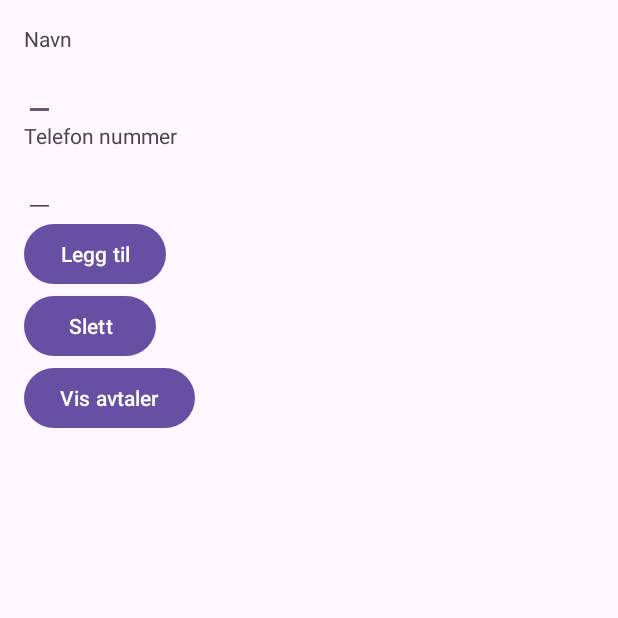
After one commit to s336154/s336154_mappe2_mobile, an Android app: the ContactsActivity screen opened directly, with no data from a screen before it, on a phone screen of 412 x 824 dp, the top half of it. The commit adds this screen. Run offline under Robolectric (Android 15) with nearby library versions, the phone set to English and light mode, and no system bars.

Commit message:
Database in progress. New actvity added¨for editing and adding contacts

```diff
--- a/app/src/main/AndroidManifest.xml
+++ b/app/src/main/AndroidManifest.xml
@@ -21,6 +21,7 @@
                 <category android:name="android.intent.category.LAUNCHER" />
             </intent-filter>
         </activity>
+        <activity android:name=".ContactsActivity"/>
     </application>
 
 
--- /dev/null
+++ b/app/src/main/java/com/example/s336154_mappe2/ContactsActivity.java
@@ -0,0 +1,79 @@
+package com.example.s336154_mappe2;
+
+import androidx.appcompat.app.AppCompatActivity;
+
+import android.content.Intent;
+import android.os.Bundle;
+import android.view.View;
+import android.widget.ArrayAdapter;
+import android.widget.Button;
+import android.widget.EditText;
+import android.widget.ListView;
+
+import java.util.List;
+
+public class ContactsActivity extends AppCompatActivity {
+    private TaskDataSource dataSource;
+    private ArrayAdapter<Task> taskArrayAdapter;
+    private EditText taskEditName;
+    private EditText taskEditNr;
+    private List<Task> tasks;
+
+
+    @Override
+    protected void onCreate(Bundle savedInstanceState) { super.onCreate(savedInstanceState);
+        setContentView(R.layout.contacts_form);
+        dataSource = new TaskDataSource(this);
+        dataSource.open();
+        taskEditName = findViewById(R.id.editName);
+        taskEditNr = findViewById(R.id.editNr);
+
+
+        Button addButton = findViewById(R.id.addButton);
+        addButton.setOnClickListener(new View.OnClickListener() {
+            @Override
+            public void onClick(View v) {
+                String taskName = taskEditName.getText().toString();
+                String taskNr = taskEditNr.getText().toString();
+                if (!taskNr.isEmpty() && !taskNr.isEmpty()) {
+                    Task task = dataSource.addTask(taskName, taskNr);
+                    taskArrayAdapter.add(task);
+                    taskEditName.setText("");
+                    taskEditNr.setText("");
+                } }
+        });
+
+
+        Button deleteButton = findViewById(R.id.deleteButton);
+        deleteButton.setOnClickListener(new View.OnClickListener() {
+
+            @Override
+            public void onClick(View v) {
+                long taskId=0;
+                taskId = Long.parseLong(taskEditName.getText().toString());
+                if (taskId > 0) { dataSource.deleteTask(taskId);
+                    tasks = dataSource.findAllTasks();
+                    taskArrayAdapter = new ArrayAdapter<>(getBaseContext(),
+                            android.R.layout.simple_list_item_1, tasks);
+                    taskEditName.setText("");
+                    taskEditNr.setText("");
+
+                } } });
+
+
+        Button todoListButt =findViewById(R.id.todoListButt);
+        Intent i=new Intent(this, MainActivity.class);
+        todoListButt.setOnClickListener(new View.OnClickListener() {
+            @Override public void onClick(View view) {
+                startActivity(i);
+            } });
+
+    }
+
+    @Override
+    protected void onResume() {
+        dataSource.open(); super.onResume(); }
+    @Override
+    protected void onPause() {
+        dataSource.close(); super.onPause(); }
+}
--- /dev/null
+++ b/app/src/main/res/layout/contacts_form.xml
@@ -0,0 +1,61 @@
+<?xml version="1.0" encoding="utf-8"?>
+<androidx.constraintlayout.widget.ConstraintLayout
+    xmlns:android="http://schemas.android.com/apk/res/android"
+    xmlns:app="http://schemas.android.com/apk/res-auto"
+    xmlns:tools="http://schemas.android.com/tools"
+    android:layout_width="match_parent"
+    android:layout_height="match_parent" tools:context=".MainActivity">
+    <LinearLayout xmlns:android="http://schemas.android.com/apk/res/android"
+        xmlns:tools="http://schemas.android.com/tools"
+        android:layout_width="match_parent"
+        android:layout_height="match_parent"
+        android:orientation="vertical"
+        android:padding="16dp"
+        tools:context=".ContactsActivity">
+
+
+        <TextView
+            android:layout_width="match_parent"
+            android:layout_height="wrap_content"
+            android:text="@string/taskName"/>
+
+        <EditText
+            android:layout_width="wrap_content"
+            android:layout_height="wrap_content"
+            android:id="@+id/editName"/>
+
+        <TextView
+            android:layout_width="match_parent"
+            android:layout_height="wrap_content"
+            android:text="@string/taskNr"/>
+
+        <EditText
+            android:layout_width="wrap_content"
+            android:layout_height="wrap_content"
+            android:id="@+id/editNr"/>
+
+
+        <Button
+            android:layout_width="wrap_content"
+            android:layout_height="wrap_content"
+            android:text="Legg til"
+            android:id="@+id/addButton"/>
+
+
+        <Button
+            android:id="@+id/deleteButton"
+            android:layout_width="wrap_content"
+            android:layout_height="wrap_content"
+            android:onClick="delete"
+            android:text="Slett" />
+
+        <Button
+            android:id="@+id/todoListButt"
+            android:layout_width="wrap_content"
+            android:layout_height="wrap_content"
+            android:text="Vis avtaler" />
+
+
+
+    </LinearLayout>
+</androidx.constraintlayout.widget.ConstraintLayout>
```
Also changed, not shown: app/src/main/java/com/example/s336154_mappe2/MainActivity.java (+8 -34 lines), app/src/main/res/layout/activity_main.xml (+3 -34 lines).
